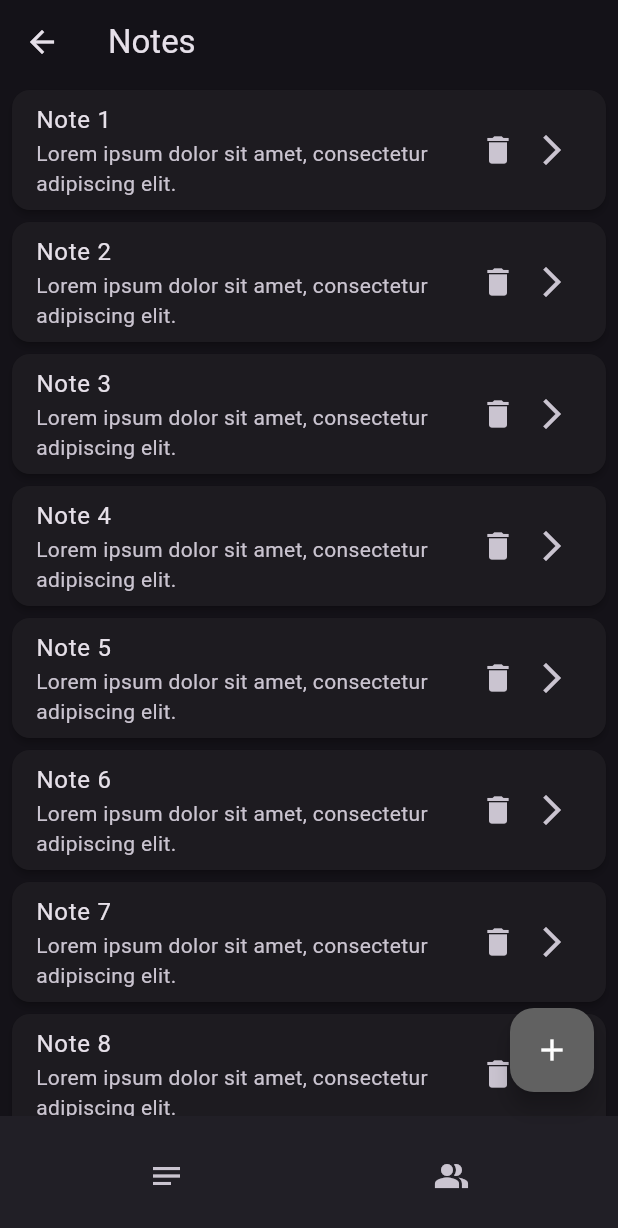
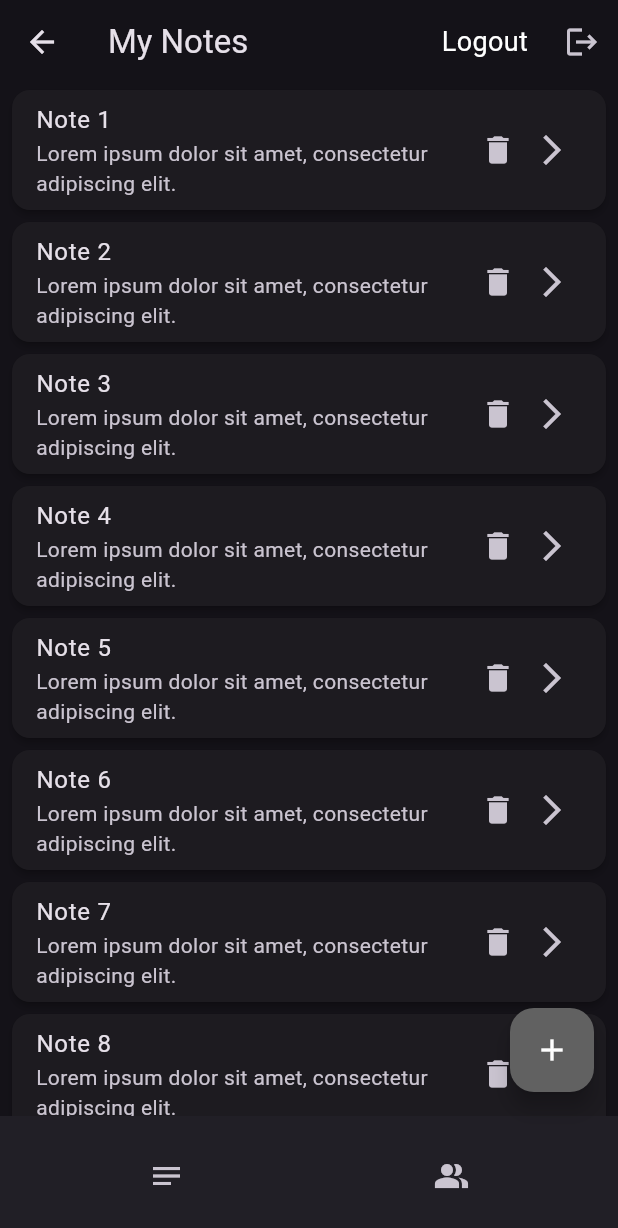
Before and after one commit to Donelongo/flutter-2024-proj, a Flutter app: the NotesPage screen opened by its route, on a phone screen of 412 x 824 dp. Shown: the top 1228 px of the screen. Run offline on Flutter 3.47's test engine with Material 3 defaults, Android fonts, the phone set to English and light mode, and no system bars.

Commit message:
edited the navigation design and so on

```diff
--- a/lib/screens/notes.dart
+++ b/lib/screens/notes.dart
@@ -11,8 +11,31 @@ Widget build(BuildContext context) {
     data: ThemeData(brightness: Brightness.dark),
     child: Scaffold(
       appBar: AppBar(
-        title: const Text('Notes'),
+        title: const Text('My Notes'),
+        actions: <Widget>[
+        GestureDetector(
+          onTap: () {
+            Navigator.pushNamed(context, '/login');
+          },
+          child: const Padding(
+        padding: EdgeInsets.symmetric(horizontal: 12),
+        child: Center(
+          child: Text(
+            "Logout",
+            style: TextStyle(
+              fontSize: 18,
+              color: Colors.white,
+          ),
+        )
       ),
+    ),
+  ),
+  IconButton(
+            onPressed: () => Navigator.pushNamed(context, '/login'),
+            icon: const Icon(Icons.logout),
+          )
+  ],
+),
       body: ListView.builder(
         itemCount: 10,
         itemBuilder: (context, index) {
```
Also changed, not shown: lib/screens/home.dart (+6 -3 lines), lib/screens/login.dart (+8 -1 lines).
